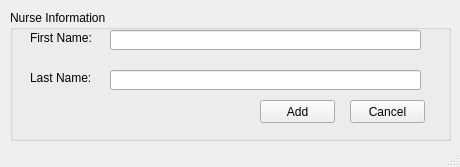
RaahimHash/DBMS-Project-UHU-Clinic, file Screens/Admin AddNurse.ui: the form before one commit.
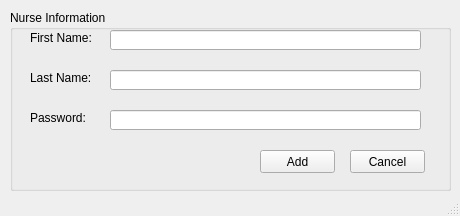
The form after the commit.

What changed in the file:
```diff
--- a/Screens/Admin AddNurse.ui
+++ b/Screens/Admin AddNurse.ui
@@ -10,7 +10,7 @@
     <x>0</x>
     <y>0</y>
     <width>460</width>
-    <height>167</height>
+    <height>216</height>
    </rect>
   </property>
   <property name="windowTitle">
@@ -23,7 +23,7 @@
       <x>10</x>
       <y>10</y>
       <width>441</width>
-      <height>131</height>
+      <height>181</height>
      </rect>
     </property>
     <property name="title">
@@ -72,7 +72,7 @@
      <property name="geometry">
       <rect>
        <x>250</x>
-       <y>90</y>
+       <y>140</y>
        <width>75</width>
        <height>23</height>
       </rect>
@@ -85,7 +85,7 @@
      <property name="geometry">
       <rect>
        <x>340</x>
-       <y>90</y>
+       <y>140</y>
        <width>75</width>
        <height>23</height>
       </rect>
@@ -107,6 +107,32 @@
       <bool>false</bool>
      </property>
     </widget>
+    <widget class="QLabel" name="label_3">
+     <property name="geometry">
+      <rect>
+       <x>20</x>
+       <y>100</y>
+       <width>81</width>
+       <height>16</height>
+      </rect>
+     </property>
+     <property name="text">
+      <string>Password:</string>
+     </property>
+    </widget>
+    <widget class="QLineEdit" name="linePassword">
+     <property name="geometry">
+      <rect>
+       <x>100</x>
+       <y>100</y>
+       <width>311</width>
+       <height>20</height>
+      </rect>
+     </property>
+     <property name="readOnly">
+      <bool>false</bool>
+     </property>
+    </widget>
    </widget>
   </widget>
   <widget class="QStatusBar" name="statusbar"/>
```
